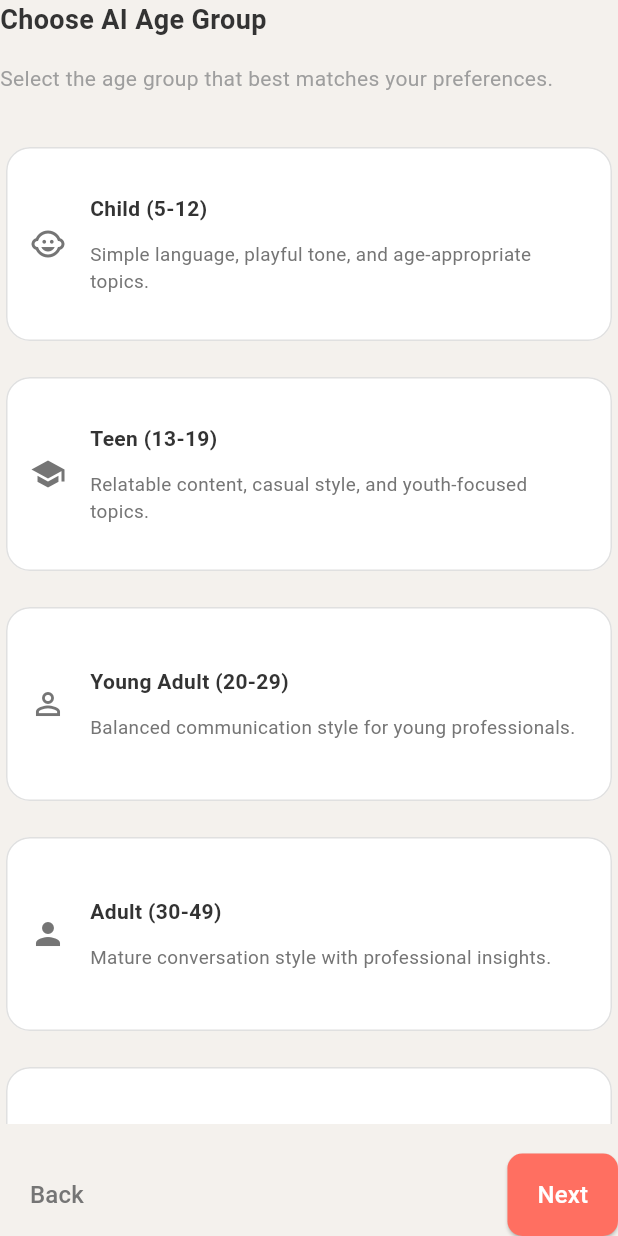
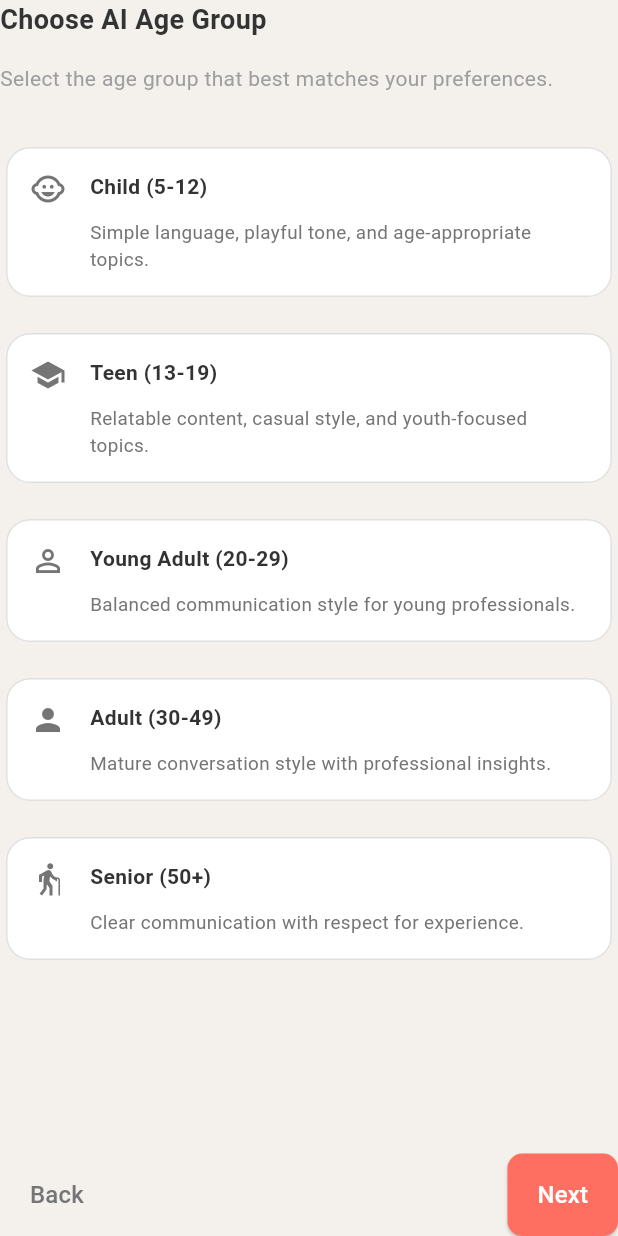
Before and after one commit to TeraSeo/MindMate, a Flutter app: the AgeGroupStep widget shown alone on an empty page, opened directly with empty values, on a phone screen of 412 x 824 dp. Run offline on Flutter 3.47's test engine with Material 3 defaults, Android fonts, the light colour scheme and no system bars; our stand-ins replace cloud_firestore, firebase_auth, firebase_core, flutter_local_notifications, permission_handler, shared_preferences and 1 more; accounts and stored records are empty; generated files the repository leaves out were written again.

Commit message:
Responsive Design added

```diff
--- a/lib/screens/setup/chat/steps/AgeGroupStep.dart
+++ b/lib/screens/setup/chat/steps/AgeGroupStep.dart
@@ -65,9 +65,7 @@ class _AgeGroupStepState extends State<AgeGroupStep> {
     final size = MediaQuery.of(context).size;
     final isSmallScreen = size.width < 600;
     final isMediumScreen = size.width >= 600 && size.width < 1200;
-    final isLargeScreen = size.width >= 1200;
 
-    // Responsive font sizes
     final titleFontSize = isSmallScreen
         ? FontSize.h5
         : isMediumScreen
@@ -86,7 +84,6 @@ class _AgeGroupStepState extends State<AgeGroupStep> {
             ? FontSize.bodyLarge
             : FontSize.h6;
 
-    // Responsive spacing
     final verticalSpacing = isSmallScreen
         ? BoxSize.spacingM
         : isMediumScreen
@@ -105,10 +102,18 @@ class _AgeGroupStepState extends State<AgeGroupStep> {
             ? BoxSize.iconLarge
             : BoxSize.iconLarge * 1.2;
 
+    final cardSpacing = isSmallScreen
+        ? BoxSize.spacingM
+        : isMediumScreen
+            ? BoxSize.spacingL
+            : BoxSize.spacingXL;
+
     return BaseStep(
       onNext: widget.onNext,
       onPrevious: widget.onPrevious,
       canProceed: selectedAgeGroup != null,
+      child: SingleChildScrollView(
+        padding: EdgeInsets.only(bottom: BoxSize.spacingXL),
         child: Column(
           crossAxisAlignment: CrossAxisAlignment.start,
           children: [
@@ -128,34 +133,19 @@ class _AgeGroupStepState extends State<AgeGroupStep> {
               ),
             ),
             SizedBox(height: verticalSpacing * 2),
-          Expanded(
-            child: LayoutBuilder(
-              builder: (context, constraints) {
-                final crossAxisCount = isSmallScreen
-                    ? 1
-                    : isMediumScreen
-                        ? 2
-                        : 3;
-
-                final cardSpacing = isSmallScreen
-                    ? BoxSize.spacingM
-                    : isMediumScreen
-                        ? BoxSize.spacingL
-                        : BoxSize.spacingXL;
-
-                return GridView.builder(
-                  gridDelegate: SliverGridDelegateWithFixedCrossAxisCount(
-                    crossAxisCount: crossAxisCount,
-                    childAspectRatio: isSmallScreen ? 3 : 2.5,
-                    crossAxisSpacing: cardSpacing,
-                    mainAxisSpacing: cardSpacing,
-                  ),
-                  itemCount: _ageGroupOptions.length,
-                  itemBuilder: (context, index) {
-                    final option = _ageGroupOptions[index];
+            Wrap(
+              spacing: cardSpacing,
+              runSpacing: cardSpacing,
+              children: _ageGroupOptions.map((option) {
                 final isSelected = selectedAgeGroup == option['value'];
 
-                    return Card(
+                return ConstrainedBox(
+                  constraints: BoxConstraints(
+                    minWidth: isSmallScreen
+                        ? double.infinity
+                        : (size.width - cardSpacing * 2) / 2,
+                  ),
+                  child: Card(
                     elevation: 0,
                     shape: RoundedRectangleBorder(
                       borderRadius: BorderRadius.circular(BoxSize.cardRadius),
@@ -177,6 +167,7 @@ class _AgeGroupStepState extends State<AgeGroupStep> {
                       child: Padding(
                         padding: EdgeInsets.all(cardPadding),
                         child: Row(
+                          crossAxisAlignment: CrossAxisAlignment.start,
                           children: [
                             Icon(
                               option['icon'],
@@ -189,7 +180,6 @@ class _AgeGroupStepState extends State<AgeGroupStep> {
                             Expanded(
                               child: Column(
                                 crossAxisAlignment: CrossAxisAlignment.start,
-                                  mainAxisAlignment: MainAxisAlignment.center,
                                 children: [
                                   Text(
                                     _getLocalizedAgeGroupLabel(option['value'], l10n),
@@ -208,29 +198,29 @@ class _AgeGroupStepState extends State<AgeGroupStep> {
                                       fontSize: optionFontSize * 0.9,
                                       color: Colors.grey[600],
                                     ),
-                                      maxLines: 2,
-                                      overflow: TextOverflow.ellipsis,
                                   ),
                                 ],
                               ),
                             ),
                             if (isSelected)
-                                Icon(
+                              Padding(
+                                padding: const EdgeInsets.only(left: 8.0),
+                                child: Icon(
                                   Icons.check_circle,
                                   size: iconSize,
                                   color: Theme.of(context).colorScheme.primary,
+                                ),
                               ),
                           ],
                         ),
                       ),
                     ),
+                  ),
                 );
-                  },
-                );
-              },
-            ),
+              }).toList(),
             ),
           ],
+        ),
       ),
     );
   }
```
Also changed, not shown: lib/screens/setup/chat/steps/AIPersonalityStep.dart (+27 -36 lines), lib/screens/setup/chat/steps/ChattingStyleStep.dart (+27 -37 lines), lib/screens/setup/chat/steps/GenderStep.dart (+27 -37 lines), lib/screens/setup/chat/steps/LanguageStep.dart (+27 -37 lines), lib/screens/setup/chat/steps/RelationshipStep.dart (+27 -37 lines). Lines whose indentation alone changed are shown as unchanged.
